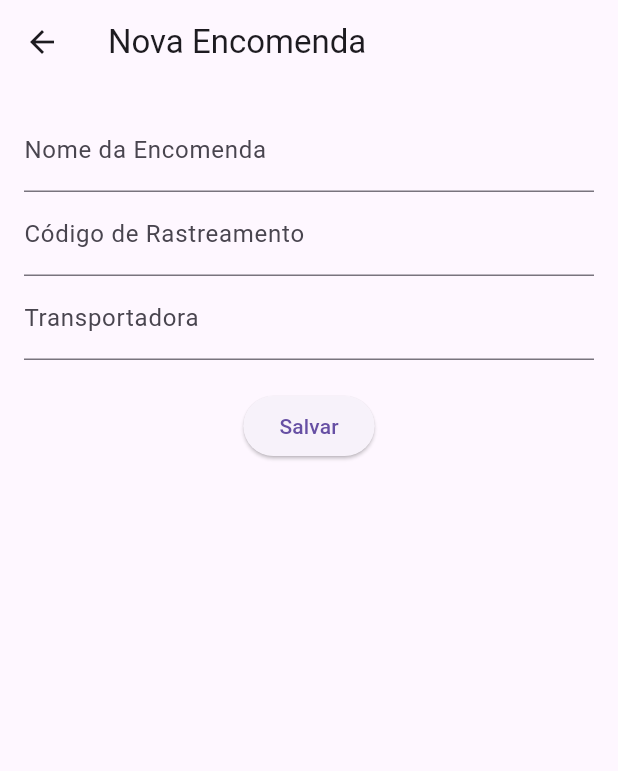
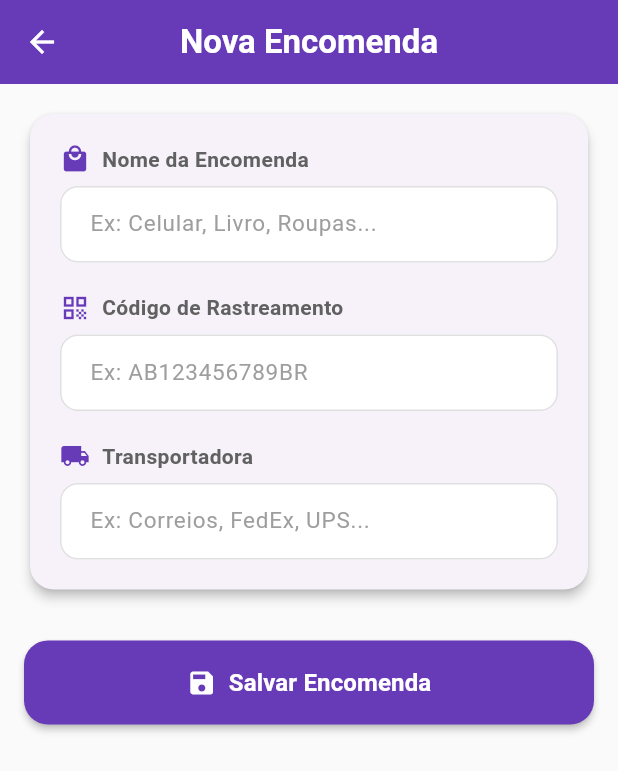
Before and after one commit to bryan2772/apprastreadorencomenda, a Flutter app: the screen it shows after launch, after a tap on the "menu" icon, after a tap on the "add alert" icon, after a tap on "Adicionar", on a phone screen of 412 x 824 dp. Shown: the top 771 px of the screen. Run offline on Flutter 3.47's test engine with Material 3 defaults, Android fonts, the phone set to English and light mode, and no system bars; our stand-ins replace flutter_dotenv, sqflite, sqflite_common_ffi; accounts and stored records are empty.

Commit message:
melhoria visual na adiçao

```diff
--- a/lib/screens/add_encomenda_screen.dart
+++ b/lib/screens/add_encomenda_screen.dart
@@ -12,70 +12,196 @@ class AddEncomendaScreen extends StatefulWidget {
 class AddEncomendaScreenState extends State<AddEncomendaScreen> {
   final _formKey = GlobalKey<FormState>();
   final TextEditingController _nomeController = TextEditingController();
-  final TextEditingController _codigoRastreioController = TextEditingController();
-  final TextEditingController _transportadoraController = TextEditingController();
+  final TextEditingController _codigoRastreioController =
+      TextEditingController();
+  final TextEditingController _transportadoraController =
+      TextEditingController();
   bool _isUpdating = false;
 
   void _salvarEncomenda() async {
+    if (_formKey.currentState!.validate()) {
       setState(() {
         _isUpdating = true;
       });
-    if (_formKey.currentState!.validate()) {
+
       final novaEncomenda = Encomenda(
         id: DateTime.now().millisecondsSinceEpoch,
         nome: _nomeController.text,
         codigoRastreio: _codigoRastreioController.text,
         transportadora: _transportadoraController.text,
         status: "Aguardando atualização",
-        dataCriacao: DateTime.now().toIso8601String(), // Converte para String
+        dataCriacao: DateTime.now().toIso8601String(),
       );
 
-    await DatabaseHelper.instance.inserirEncomenda(novaEncomenda);//aguarda o término da inserção da encomenda no banco de dados antes de continuar para a próxima linha
+      await DatabaseHelper.instance.inserirEncomenda(novaEncomenda);
 
-    if (!mounted) return; // Verifica se o widget ainda está na árvore
+      if (!mounted) return;
 
-    Navigator.pop(context, true); // Fecha a tela e retorna "true"
+      Navigator.pop(context, true);
     }
-
   }
 
   @override
   Widget build(BuildContext context) {
     return Scaffold(
-      appBar: AppBar(title: Text('Nova Encomenda')),
-      body: Padding(
+      appBar: AppBar(
+        title: Text(
+          'Nova Encomenda',
+          style: TextStyle(
+            color: Colors.white,
+            fontWeight: FontWeight.w600,
+          ),
+        ),
+        backgroundColor: Colors.deepPurple,
+        elevation: 0,
+        centerTitle: true,
+        leading: IconButton(
+          icon: Icon(Icons.arrow_back, color: Colors.white),
+          onPressed: () => Navigator.pop(context),
+        ),
+      ),
+      body: Container(
+        color: Colors.grey.shade50,
+        child: Padding(
           padding: const EdgeInsets.all(16.0),
           child: Form(
             key: _formKey,
             child: Column(
               children: [
-              TextFormField(
+                // Card do formulário
+                Card(
+                  shape: RoundedRectangleBorder(
+                    borderRadius: BorderRadius.circular(16),
+                  ),
+                  elevation: 3,
+                  child: Padding(
+                    padding: const EdgeInsets.all(20),
+                    child: Column(
+                      children: [
+                        _buildTextField(
                           controller: _nomeController,
-                decoration: InputDecoration(labelText: 'Nome da Encomenda'),
-                validator: (value) => value!.isEmpty ? 'Campo obrigatório' : null,
+                          label: 'Nome da Encomenda',
+                          icon: Icons.local_mall,
+                          hintText: 'Ex: Celular, Livro, Roupas...',
                         ),
-              TextFormField(
+                        const SizedBox(height: 20),
+                        _buildTextField(
                           controller: _codigoRastreioController,
-                decoration: InputDecoration(labelText: 'Código de Rastreamento'),
-                validator: (value) => value!.isEmpty ? 'Campo obrigatório' : null,
+                          label: 'Código de Rastreamento',
+                          icon: Icons.qr_code,
+                          hintText: 'Ex: AB123456789BR',
                         ),
-              TextFormField(
+                        const SizedBox(height: 20),
+                        _buildTextField(
                           controller: _transportadoraController,
-                decoration: InputDecoration(labelText: 'Transportadora'),
-                validator: (value) => value!.isEmpty ? 'Campo obrigatório' : null,
+                          label: 'Transportadora',
+                          icon: Icons.local_shipping,
+                          hintText: 'Ex: Correios, FedEx, UPS...',
                         ),
-              SizedBox(height: 20),
+                      ],
+                    ),
+                  ),
+                ),
+                const SizedBox(height: 30),
+
+                // Botão de salvar
                 _isUpdating
-              ? CircularProgressIndicator()
-                : ElevatedButton(
+                    ? CircularProgressIndicator(
+                        valueColor:
+                            AlwaysStoppedAnimation<Color>(Colors.deepPurple),
+                      )
+                    : SizedBox(
+                        width: double.infinity,
+                        height: 56,
+                        child: ElevatedButton(
                           onPressed: _salvarEncomenda,
-                    child: Text('Salvar'),
+                          style: ElevatedButton.styleFrom(
+                            backgroundColor: Colors.deepPurple,
+                            foregroundColor: Colors.white,
+                            shape: RoundedRectangleBorder(
+                              borderRadius: BorderRadius.circular(16),
                             ),
-
+                            elevation: 2,
+                          ),
+                          child: const Row(
+                            mainAxisAlignment: MainAxisAlignment.center,
+                            children: [
+                              Icon(Icons.save, size: 20),
+                              SizedBox(width: 8),
+                              Text(
+                                'Salvar Encomenda',
+                                style: TextStyle(
+                                  fontSize: 16,
+                                  fontWeight: FontWeight.w600,
+                                ),
+                              ),
                             ],
+                          ),
+                        ),
+                      ),
+              ],
+            ),
           ),
         ),
       ),
     );
   }
+
+  Widget _buildTextField({
+    required TextEditingController controller,
+    required String label,
+    required IconData icon,
+    required String hintText,
+  }) {
+    return Column(
+      crossAxisAlignment: CrossAxisAlignment.start,
+      children: [
+        Row(
+          children: [
+            Icon(icon, color: Colors.deepPurple, size: 20),
+            const SizedBox(width: 8),
+            Text(
+              label,
+              style: TextStyle(
+                fontWeight: FontWeight.w600,
+                color: Colors.grey.shade700,
+                fontSize: 14,
+              ),
+            ),
+          ],
+        ),
+        const SizedBox(height: 8),
+        TextFormField(
+          controller: controller,
+          decoration: InputDecoration(
+            hintText: hintText,
+            hintStyle: TextStyle(color: Colors.grey.shade500),
+            contentPadding: const EdgeInsets.symmetric(
+              horizontal: 16,
+              vertical: 14,
+            ),
+            border: OutlineInputBorder(
+              borderRadius: BorderRadius.circular(12),
+              borderSide: BorderSide(color: Colors.grey.shade300),
+            ),
+            enabledBorder: OutlineInputBorder(
+              borderRadius: BorderRadius.circular(12),
+              borderSide: BorderSide(color: Colors.grey.shade300),
+            ),
+            focusedBorder: OutlineInputBorder(
+              borderRadius: BorderRadius.circular(12),
+              borderSide: const BorderSide(color: Colors.deepPurple, width: 2),
+            ),
+            filled: true,
+            fillColor: Colors.white,
+          ),
+          validator: (value) => value!.isEmpty ? 'Campo obrigatório' : null,
+          style: TextStyle(
+            fontSize: 15,
+            color: Colors.grey.shade800,
+          ),
+        ),
+      ],
+    );
   }
+}
--- a/lib/screens/home_screen.dart
+++ b/lib/screens/home_screen.dart
@@ -2,53 +2,13 @@ import 'package:flutter/material.dart';
 import '../models/encomenda.dart';
 import '../services/database_helper.dart';
 import 'add_encomenda_screen.dart';
-import 'detalhes_encomenda_screen.dart'; // Adicione esta linha
+import 'detalhes_encomenda_screen.dart';
 
 class HomeScreen extends StatefulWidget {
-  const HomeScreen({super.key}); // Agora usa o super parameter diretamente
+  const HomeScreen({super.key});
 
   @override
   HomeScreenState createState() => HomeScreenState();
-}
-
-class _ResumoCard extends StatelessWidget {
-  final IconData icon;
-  final String label;
-  final String value;
-  final Color color;
-
-  const _ResumoCard({
-    required this.icon,
-    required this.label,
-    required this.value,
-    required this.color,
-  });
-
-  @override
-  Widget build(BuildContext context) {
-    return Card(
-      shape: RoundedRectangleBorder(borderRadius: BorderRadius.circular(20)),
-      elevation: 3,
-      child: Padding(
-        padding: const EdgeInsets.symmetric(vertical: 20, horizontal: 12),
-        child: Column(
-          children: [
-            CircleAvatar(
-              backgroundColor: color.withOpacity(0.2),
-              child: Icon(icon, color: color),
-            ),
-            const SizedBox(height: 8),
-            Text(
-              value,
-              style: const TextStyle(fontSize: 22, fontWeight: FontWeight.bold),
-            ),
-            const SizedBox(height: 4),
-            Text(label, style: TextStyle(color: Colors.grey.shade700)),
-          ],
-        ),
-      ),
-    );
-  }
 }
 
 class HomeScreenState extends State<HomeScreen> {
@@ -109,22 +69,29 @@ class HomeScreenState extends State<HomeScreen> {
         leading: Builder(
           builder: (context) {
             return IconButton(
-              icon: const Icon(Icons.menu),
+              icon: const Icon(
+                Icons.menu,
+                color: Color.fromARGB(255, 255, 255, 255),
+              ),
               onPressed: () {
                 Scaffold.of(context).openDrawer();
               },
             );
           },
         ),
-        title: Text('Minhas Encomendas'),
+        title: Text(
+          'Minhas Encomendas',
+          style: theme.textTheme.titleLarge?.copyWith(
+            color:
+                const Color.fromARGB(255, 255, 255, 255), // Adicione esta linha
+          ),
+        ),
         actions: <Widget>[
           IconButton(
             icon: const Icon(Icons.add_alert),
             tooltip: 'Show Snackbar',
             onPressed: () {
-              ScaffoldMessenger.of(
-                context,
-              ).showSnackBar(
+              ScaffoldMessenger.of(context).showSnackBar(
                   const SnackBar(content: Text('notificaçoes ativas')));
             },
           ),
@@ -135,7 +102,6 @@ class HomeScreenState extends State<HomeScreen> {
       ),
       drawer: Drawer(
         child: ListView(
-          // Important: Remove any padding from the ListView.
           padding: EdgeInsets.zero,
           children: [
             const DrawerHeader(
@@ -145,27 +111,18 @@ class HomeScreenState extends State<HomeScreen> {
             ListTile(
               title: const Text('Home'),
               onTap: () {
-                // Update the state of the app.
-                // ...
-                // Then close the drawer
                 Navigator.pop(context);
               },
             ),
             ListTile(
               title: const Text('Configuraçoes'),
               onTap: () {
-                // Update the state of the app.
-                // ...
-                // Then close the drawer
                 Navigator.pop(context);
               },
             ),
             ListTile(
               title: const Text('arquivados'),
               onTap: () {
-                // Update the state of the app.
-                // ...
-                // Then close the drawer
                 Navigator.pop(context);
               },
             ),
@@ -256,7 +213,18 @@ class HomeScreenState extends State<HomeScreen> {
                             style: TextStyle(
                                 color: Colors.grey.shade700, height: 1.4),
                           ),
-                          trailing: const Icon(Icons.chevron_right),
+                          // CORREÇÃO: Removido o trailing duplicado
+                          trailing: Row(
+                            mainAxisSize: MainAxisSize.min,
+                            children: [
+                              IconButton(
+                                icon: Icon(Icons.delete, color: Colors.red),
+                                onPressed: () =>
+                                    _deletarEncomenda(encomenda.id!),
+                              ),
+                              Icon(Icons.chevron_right, color: Colors.grey),
+                            ],
+                          ),
                           onTap: () => _abrirDetalhes(encomenda),
                         ),
                       ),
@@ -270,9 +238,59 @@ class HomeScreenState extends State<HomeScreen> {
       floatingActionButton: FloatingActionButton.extended(
         onPressed: _adicionarEncomenda,
         backgroundColor: Colors.deepPurple,
-        label: const Text('Adicionar'),
-        icon: const Icon(Icons.add),
+        label: const Text(
+          'Adicionar',
+          style: TextStyle(
+            color: Color.fromARGB(
+                255, 255, 255, 255), // Já está cinza, mas pode alterar
+          ),
+        ),
+        icon: const Icon(
+          Icons.add,
+          color: Color.fromARGB(255, 255, 255, 255),
+        ),
       ),
     );
   }
 }
+
+// Classe auxiliar movida para fora ou mantida como interna
+class _ResumoCard extends StatelessWidget {
+  final IconData icon;
+  final String label;
+  final String value;
+  final Color color;
+
+  const _ResumoCard({
+    required this.icon,
+    required this.label,
+    required this.value,
+    required this.color,
+  });
+
+  @override
+  Widget build(BuildContext context) {
+    return Card(
+      shape: RoundedRectangleBorder(borderRadius: BorderRadius.circular(20)),
+      elevation: 3,
+      child: Padding(
+        padding: const EdgeInsets.symmetric(vertical: 20, horizontal: 12),
+        child: Column(
+          children: [
+            CircleAvatar(
+              backgroundColor: color.withOpacity(0.2),
+              child: Icon(icon, color: color),
+            ),
+            const SizedBox(height: 8),
+            Text(
+              value,
+              style: const TextStyle(fontSize: 22, fontWeight: FontWeight.bold),
+            ),
+            const SizedBox(height: 4),
+            Text(label, style: TextStyle(color: Colors.grey.shade700)),
+          ],
+        ),
+      ),
+    );
+  }
+}
```
Lines whose indentation alone changed are shown as unchanged.
